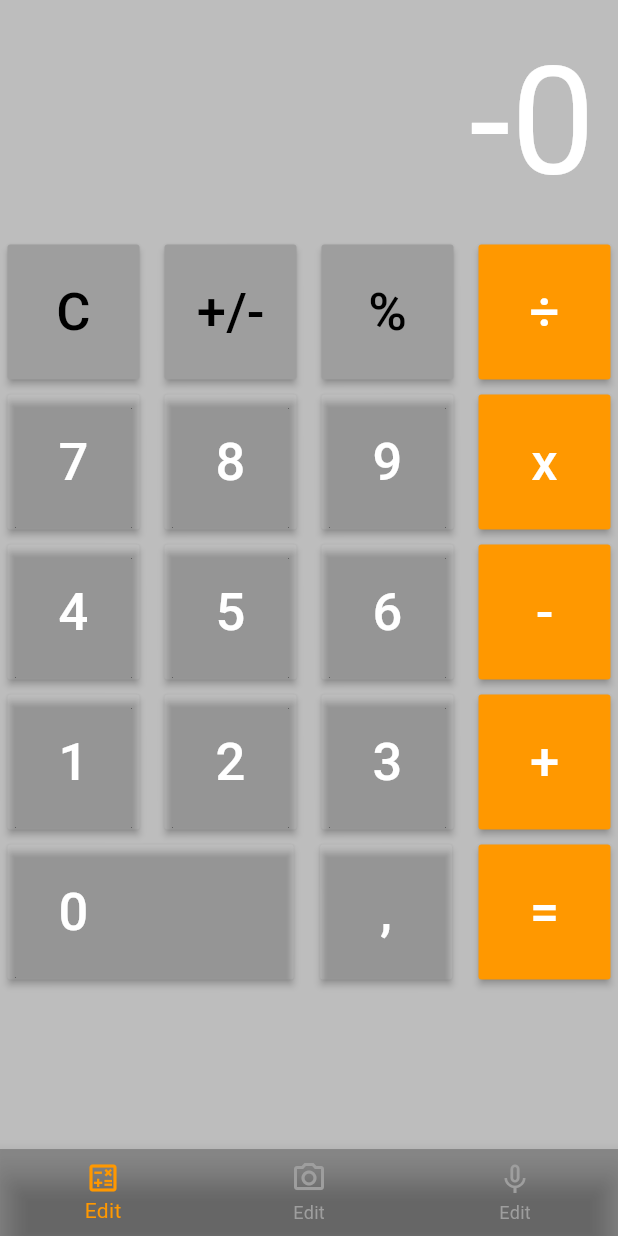
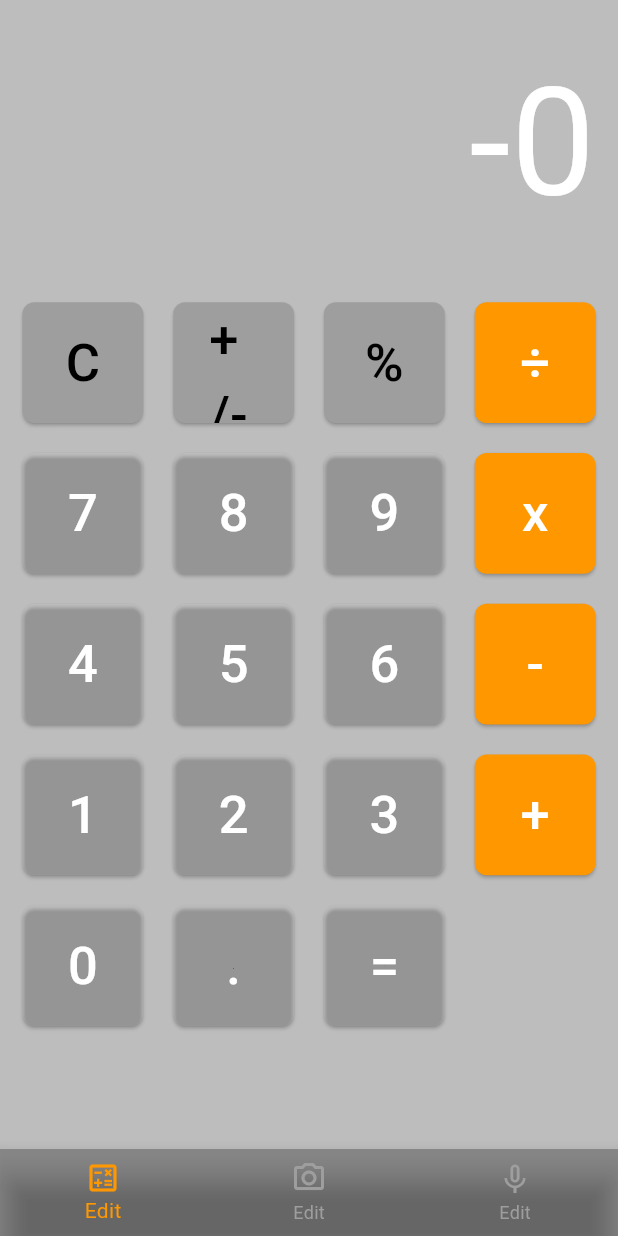
Before and after one commit to FatimaAshoor/TrainingWorks, a Flutter app: the screen it shows after launch, after a tap on "+/-", on a phone screen of 412 x 824 dp. Run offline on Flutter 3.47's test engine with Material 3 defaults, Android fonts, the phone set to English and light mode, and no system bars.

```diff
--- a/lib/main.dart
+++ b/lib/main.dart
@@ -1,6 +1,5 @@
-import 'dart:io';
+import 'package:flutter/material.dart';
 
-import 'package:flutter/material.dart';
 
 void main() {
   runApp(const MyApp());
@@ -78,13 +77,13 @@ class _MyHomePageState extends State<MyHomePage> {
       if(operation=='+'){
         finalResult = (num1+num2).toString();
       }
-      if(operation=='-'){
+      else if(operation=='-'){
         finalResult = (num1-num2).toString();
       }
-      if(operation=='x'){
+      else if(operation=='x'){
         finalResult = (num1*num2).toString();
       }
-      if(operation=='÷'){
+      else if(operation=='÷'){
         finalResult = (num1/num2).toString();
       }
     }
@@ -99,32 +98,36 @@ class _MyHomePageState extends State<MyHomePage> {
 
   Widget calcButton(String btnText, Color btnColor, Color textColor){
     return Container(
-      decoration: BoxDecoration(borderRadius: BorderRadius.circular(10)),
-      child: MaterialButton(
+      padding: EdgeInsets.all(10),
+      child: ElevatedButton(
         onPressed: (){
           checkPressedButton(btnText);
         },
+        style: ElevatedButton.styleFrom(
+          backgroundColor: btnColor,
+          foregroundColor: textColor,
+          shape: RoundedRectangleBorder(
+            borderRadius: BorderRadius.circular(8),
+          ),
+        ),
         child: Text("$btnText", style: TextStyle(fontSize: 35, color: textColor),),
-        color: btnColor,
-        padding: EdgeInsets.all(20),
       ),
     );
   }
 
-
-
+  List calList = ['C', '+/-', '%', '÷', '7', '8', '9', 'x', '4', '5', '6', '-', '1', '2', '3', '+', '0', '.', '='];
+  int index = 0;
   @override
   Widget build(BuildContext context) {
     return Scaffold(
       backgroundColor: Colors.black26,
       body: Padding(
         padding: EdgeInsets.symmetric(horizontal: 5),
-        child: SingleChildScrollView(
-          child: Column(
+        child: Column(
             mainAxisAlignment: MainAxisAlignment.end,
             children: [
-              SingleChildScrollView(
-                scrollDirection: Axis.vertical,
+              Expanded(
+                flex: 1,
                 child: Row(
                   mainAxisAlignment: MainAxisAlignment.end,
                   children: [
@@ -134,70 +137,20 @@ class _MyHomePageState extends State<MyHomePage> {
                   ],
                 ),
               ),
-              Row(
-                mainAxisAlignment: MainAxisAlignment.spaceBetween,
-                children: [
-                  calcButton("C", Colors.grey, Colors.black),
-                  calcButton("+/-", Colors.grey, Colors.black),
-                  calcButton("%", Colors.grey, Colors.black),
-                  calcButton("÷", Colors.orange, Colors.white),
-                ],
+              Expanded(
+                flex: 3,
+                child: GridView.builder(
+                    gridDelegate: SliverGridDelegateWithFixedCrossAxisCount(
+                      crossAxisCount: 4,
+                      childAspectRatio: index==16? 2.0 : 1.0,
+                    ),
+                    itemCount: calList.length,
+                    itemBuilder: (context, i){
+                      index = i;
+                      return calcButton(calList[i], i==0? Colors.grey : i==1? Colors.grey : i==2? Colors.grey : i%4==3? Colors.orange : Colors.white10 , i==0? Colors.black : i==1? Colors.black : i==2? Colors.black : Colors.white);
+                }),
               ),
-              SizedBox(height:10,),
-
-              Row(
-                mainAxisAlignment: MainAxisAlignment.spaceBetween,
-                children: [
-                  calcButton("7", Colors.white10, Colors.white),
-                  calcButton("8", Colors.white10, Colors.white),
-                  calcButton("9", Colors.white10, Colors.white),
-                  calcButton("x", Colors.orange, Colors.white),
-                ],
-              ),
-              SizedBox(height:10,),
-              Row(
-                mainAxisAlignment: MainAxisAlignment.spaceBetween,
-                children: [
-                  calcButton("4", Colors.white10, Colors.white),
-                  calcButton("5", Colors.white10, Colors.white),
-                  calcButton("6", Colors.white10, Colors.white),
-                  calcButton("-", Colors.orange, Colors.white),
-                ],
-              ),
-              SizedBox(height:10,),
-              Row(
-                mainAxisAlignment: MainAxisAlignment.spaceBetween,
-                children: [
-                  calcButton("1", Colors.white10, Colors.white),
-                  calcButton("2", Colors.white10, Colors.white),
-                  calcButton("3", Colors.white10, Colors.white),
-                  calcButton("+", Colors.orange, Colors.white),
-                ],
-              ),
-              SizedBox(height:10,),
-              Row(
-                mainAxisAlignment: MainAxisAlignment.spaceBetween,
-                children: [
-                  Container(
-                    decoration: BoxDecoration(borderRadius: BorderRadius.circular(10)),
-                    child: MaterialButton(
-                        onPressed: (){
-                          setState(() {
-                            checkPressedButton("0");
-                          });
-                        },
-                      padding: EdgeInsets.fromLTRB(34, 20, 128, 20),
-                      child: Text("0 ", style: TextStyle(fontSize: 35, color: Colors.white),),
-                      color: Colors.white10,
-                    ),
-                  ),
-                  calcButton(",", Colors.white10, Colors.white),
-                  calcButton("=", Colors.orange, Colors.white),
-                ],
-              ),
-              SizedBox(height:10,),
             ],
-          ),
         ),
       ),
       bottomNavigationBar: BottomNavigationBar(
```
Also changed, not shown: lib/test.dart (added, +60 -0 lines).
